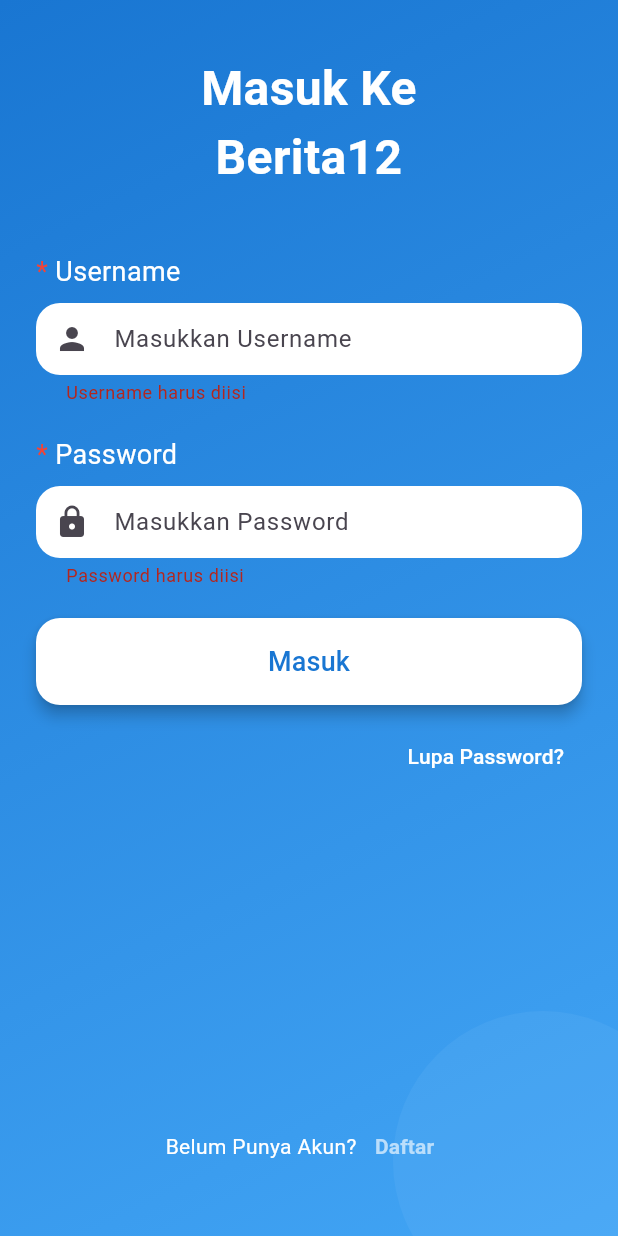
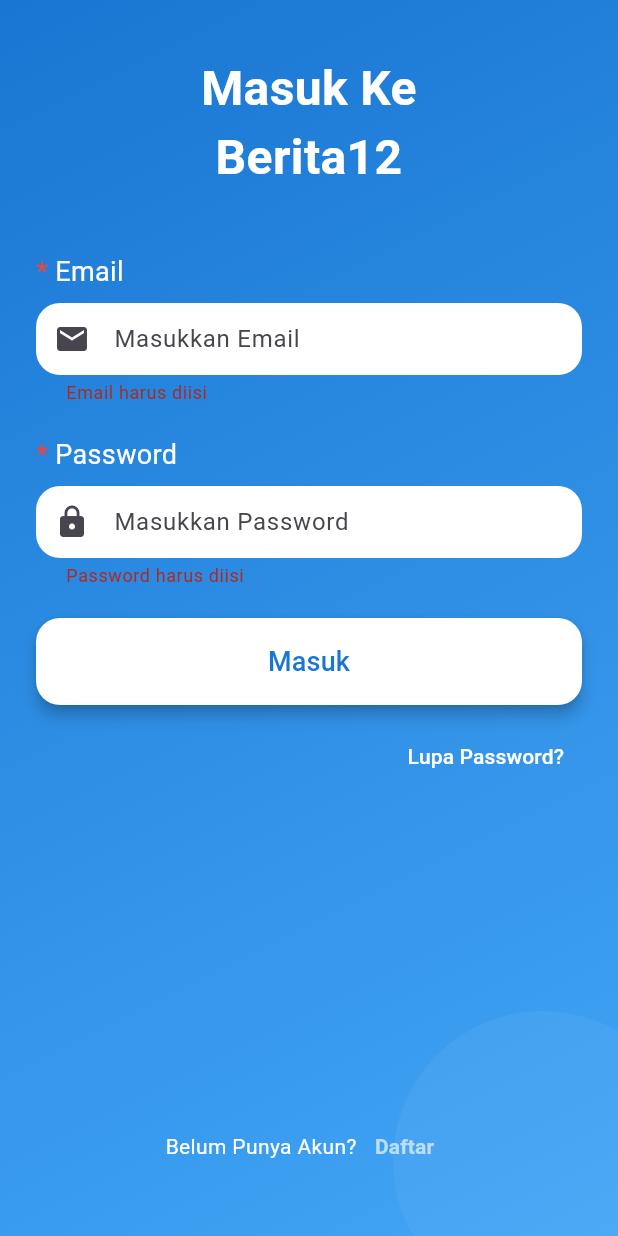
Before and after one commit to Rayhan479/berita12, a Flutter app: the LoginPage screen opened by its route, after a tap on "Masuk", on a phone screen of 412 x 824 dp. Run offline on Flutter 3.47's test engine with Material 3 defaults, Android fonts, the light colour scheme and no system bars; our stand-ins replace carousel_slider, dotted_border, flutter_secure_storage, image_picker, shared_preferences; accounts and stored records are empty.

Commit message:
update commit
update API register & login

```diff
--- /dev/null
+++ b/devtools_options.yaml
@@ -0,0 +1,3 @@
+description: This file stores settings for Dart & Flutter DevTools.
+documentation: https://docs.flutter.dev/tools/devtools/extensions#configure-extension-enablement-states
+extensions:
--- a/lib/main.dart
+++ b/lib/main.dart
@@ -37,7 +37,6 @@
         '/mynews': (context) => const MyNewsPage(),
         '/news': (context) => const NewsDetailPage(),
         '/notification': (context) => const NotificationPage(),
-        '/news': (context) => const NewsDetailPage(),
       },
     );
   }
--- a/lib/views/add_news_page.dart
+++ b/lib/views/add_news_page.dart
@@ -1,6 +1,6 @@
 import 'package:dotted_border/dotted_border.dart';
 import 'package:flutter/material.dart';
-import 'api_service.dart';
+import '../services/api_service.dart';
 import 'package:berita12/model/article_model.dart';
 
 class CreateNewsPage extends StatefulWidget {
--- a/lib/views/login_page.dart
+++ b/lib/views/login_page.dart
@@ -1,9 +1,6 @@
+import 'package:flutter/material.dart';
 import 'package:berita12/views/home_page.dart';
-import 'package:flutter/material.dart';
-import 'package:http/http.dart' as http;
-import 'dart:convert';
-import 'api_service.dart';
-
+import 'package:berita12/services/api_service.dart';
 
 class LoginPage extends StatefulWidget {
   const LoginPage({super.key});
@@ -14,36 +11,15 @@
 
 class _LoginPageState extends State<LoginPage> {
   final _formKey = GlobalKey<FormState>();
-  final usernameController = TextEditingController();
-  final passwordController = TextEditingController();
-  final _emailController = TextEditingController();
-  final _passwordController = TextEditingController();
-  final _apiservice = ApiService();
+  final TextEditingController usernameController = TextEditingController();
+  final TextEditingController passwordController = TextEditingController();
   final FocusNode usernameFocus = FocusNode();
   final FocusNode passwordFocus = FocusNode();
+  final ApiService _apiService = ApiService();
 
   bool isUsernameFocused = false;
   bool isPasswordFocused = false;
   bool isLoading = false;
-
-  void login() async {
-    if (usernameController.text.isEmpty || passwordController.text.isEmpty) {
-      ScaffoldMessenger.of(context).showSnackBar(SnackBar(content: Text('Harus di isi!')));
-      return;
-    }
-    try {
-      await _apiservice.login(
-        email: _emailController.text,
-        password: _passwordController.text,
-      );
-      if(!mounted)return;
-      ScaffoldMessenger.of(context).showSnackBar(SnackBar(content: Text('Login Berhasil'), backgroundColor: Colors.green,));
-      Navigator.of(context).pushReplacement(MaterialPageRoute(builder: (context) => const HomePage(),));
-    } catch (e) {
-      if (!mounted) return;
-      ScaffoldMessenger.of(context).showSnackBar(SnackBar(content: Text('Login Gagal : $e.toString()}'), backgroundColor: Colors.red,));
-    }
-  }
 
   @override
   void initState() {
@@ -79,40 +55,41 @@
     });
 
     try {
-      final response = await http.post(
-        Uri.parse('http://45.149.187.204:3000/api/auth/login'),
-        headers: {'Content-Type': 'application/json'},
-        body: json.encode({
-          "email": usernameController.text,
-          "password": passwordController.text,
-        }),
+     final result = await _apiService.login(
+  email: usernameController.text.trim(),
+  password: passwordController.text.trim(),
 );
 
-      final data = json.decode(response.body);
+final token = result['token'];
+final user = result['user'];
+
+await _apiService.saveToken(token);
+await _apiService.saveUserInfo(
+  name: user['name'],
+  email: user['email'],
+);
+
 
 if (!mounted) return;
 
-      if (response.statusCode == 200) {
-        // ✅ SIMPAN TOKEN
-        // final token = data['token'];
-        // final prefs = await SharedPreferences.getInstance();
-        // await prefs.setString('token', token);
+ScaffoldMessenger.of(context).showSnackBar(
+  const SnackBar(content: Text('Login Berhasil!')),
+);
 
+Navigator.pushReplacement(
+  context,
+  MaterialPageRoute(
+    builder: (context) => const HomePage(), // atau HomePage(name: userName, email: userEmail)
+  ),
+);
+    } catch (e) {
       if (!mounted) return;
 
-        ScaffoldMessenger.of(
-          context,
-        ).showSnackBar(const SnackBar(content: Text('Login Berhasil!')));
-        Navigator.pushReplacementNamed(context, '/home');
-      } else {
       ScaffoldMessenger.of(context).showSnackBar(
-          SnackBar(content: Text(data['message'] ?? 'Login gagal')),
-        );
-      }
-    } catch (e) {
-      if (!mounted) return;
-      ScaffoldMessenger.of(context).showSnackBar(
-        const SnackBar(content: Text('Terjadi kesalahan jaringan')),
+        SnackBar(
+          content: Text('Login Gagal: ${e.toString()}'),
+          backgroundColor: Colors.red,
+        ),
       );
     }
 
@@ -160,10 +137,8 @@
                   crossAxisAlignment: CrossAxisAlignment.start,
                   children: [
                     const SizedBox(height: 20),
-                    Center(
-                      child: Column(
-                        children: [
-                          const Text(
+                    const Center(
+                      child: Text(
                         'Masuk Ke\nBerita12',
                         textAlign: TextAlign.center,
                         style: TextStyle(
@@ -171,8 +146,6 @@
                           fontWeight: FontWeight.bold,
                           color: Colors.white,
                         ),
-                          ),
-                        ],
                       ),
                     ),
                     const SizedBox(height: 40),
@@ -182,7 +155,7 @@
                         style: TextStyle(color: Colors.red, fontSize: 18),
                         children: [
                           TextSpan(
-                            text: 'Username',
+                            text: 'Email',
                             style: TextStyle(color: Colors.white),
                           ),
                         ],
@@ -193,23 +166,18 @@
                       controller: usernameController,
                       focusNode: usernameFocus,
                       decoration: InputDecoration(
-                        prefixIcon: const Icon(Icons.person),
-                        hintText: isUsernameFocused ? '' : 'Masukkan Username',
+                        prefixIcon: const Icon(Icons.email),
+                        hintText: isUsernameFocused ? '' : 'Masukkan Email',
                         filled: true,
                         fillColor: Colors.white,
-                        contentPadding: const EdgeInsets.symmetric(
-                          horizontal: 16,
-                        ),
+                        contentPadding: const EdgeInsets.symmetric(horizontal: 16),
                         border: OutlineInputBorder(
                           borderRadius: BorderRadius.circular(16),
                           borderSide: BorderSide.none,
                         ),
                       ),
-                      validator:
-                          (value) =>
-                              value == null || value.isEmpty
-                                  ? 'Username harus diisi'
-                                  : null,
+                      validator: (value) =>
+                          value == null || value.isEmpty ? 'Email harus diisi' : null,
                     ),
                     const SizedBox(height: 20),
                     const Text.rich(
@@ -234,19 +202,14 @@
                         hintText: isPasswordFocused ? '' : 'Masukkan Password',
                         filled: true,
                         fillColor: Colors.white,
-                        contentPadding: const EdgeInsets.symmetric(
-                          horizontal: 16,
-                        ),
+                        contentPadding: const EdgeInsets.symmetric(horizontal: 16),
                         border: OutlineInputBorder(
                           borderRadius: BorderRadius.circular(16),
                           borderSide: BorderSide.none,
                         ),
                       ),
-                      validator:
-                          (value) =>
-                              value == null || value.isEmpty
-                                  ? 'Password harus diisi'
-                                  : null,
+                      validator: (value) =>
+                          value == null || value.isEmpty ? 'Password harus diisi' : null,
                     ),
                     const SizedBox(height: 20),
                     SizedBox(
@@ -262,12 +225,9 @@
                           ),
                         ),
                         onPressed: isLoading ? null : _submitForm,
-                        child:
-                            isLoading
+                        child: isLoading
                             ? const CircularProgressIndicator(
-                                  valueColor: AlwaysStoppedAnimation<Color>(
-                                    Colors.blue,
-                                  ),
+                                valueColor: AlwaysStoppedAnimation<Color>(Colors.blue),
                               )
                             : const Text(
                                 'Masuk',
--- a/pubspec.yaml
+++ b/pubspec.yaml
@@ -40,7 +40,7 @@
   carousel_slider: ^5.1.1
   flutter_image_carousel_slider: ^2.0.1
   dotted_border: ^2.1.0
-  flutter_secure_storage: ^9.2.4
+  flutter_secure_storage: ^9.0.0
 
 dev_dependencies:
   flutter_test:
```
Also changed, not shown: lib/services/api_service.dart (added, +188 -0 lines), lib/views/api_service.dart (deleted, +0 -228 lines), lib/views/register_page.dart (+21 -12 lines), pubspec.lock. Lines whose indentation alone changed are shown as unchanged.
